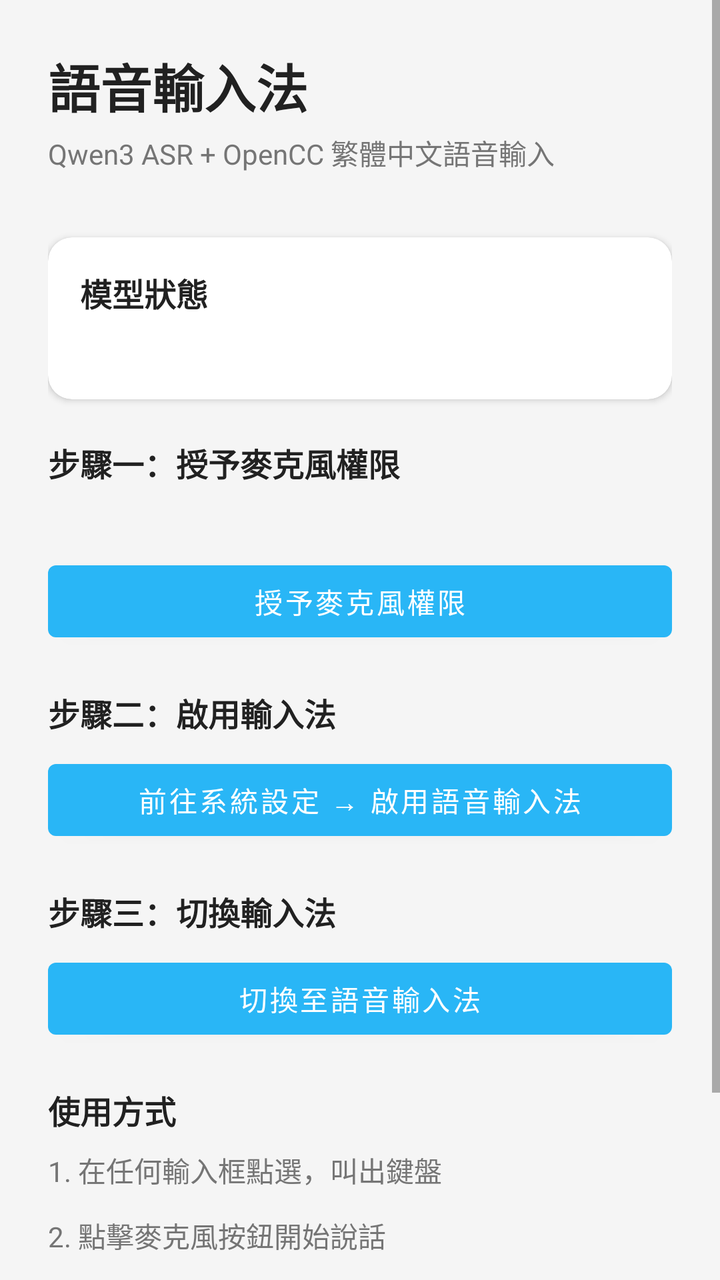
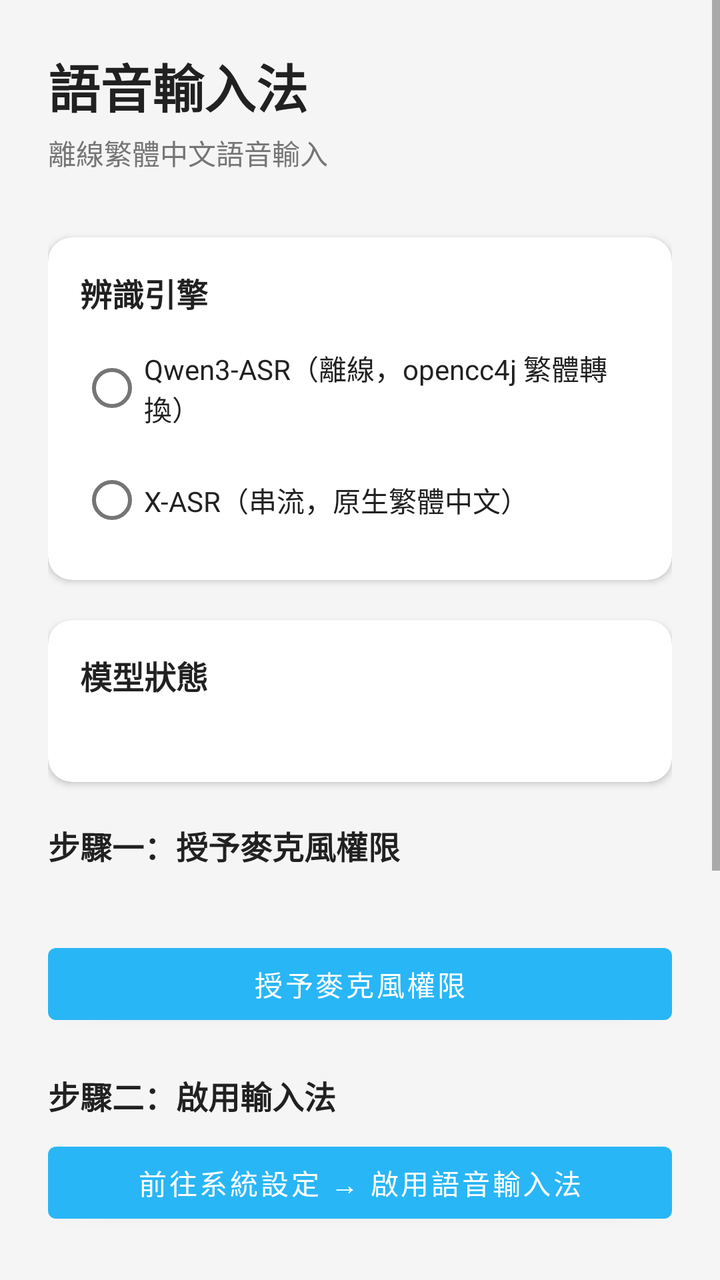

The first picture is an Android layout as it rendered before a commit; the second is the same layout after the commit. The layout source and the unified diff follow.
<!-- AndroidManifest.xml: application theme Theme.VoiceAssistant -->
<!-- res/layout/activity_settings.xml -->
<?xml version="1.0" encoding="utf-8"?>
<ScrollView xmlns:android="http://schemas.android.com/apk/res/android"
    android:layout_width="match_parent"
    android:layout_height="match_parent"
    android:background="@color/background">

    <LinearLayout
        android:layout_width="match_parent"
        android:layout_height="wrap_content"
        android:orientation="vertical"
        android:padding="24dp">

        <TextView
            android:layout_width="match_parent"
            android:layout_height="wrap_content"
            android:text="語音輸入法"
            android:textSize="26sp"
            android:textStyle="bold"
            android:textColor="@color/text_primary"
            android:layout_marginBottom="4dp" />

        <TextView
            android:layout_width="match_parent"
            android:layout_height="wrap_content"
            android:text="Qwen3 ASR + OpenCC 繁體中文語音輸入"
            android:textSize="14sp"
            android:textColor="@color/text_secondary"
            android:layout_marginBottom="32dp" />

        
        <androidx.cardview.widget.CardView
            xmlns:app="http://schemas.android.com/apk/res-auto"
            android:layout_width="match_parent"
            android:layout_height="wrap_content"
            app:cardCornerRadius="12dp"
            app:cardElevation="2dp"
            android:layout_marginBottom="20dp">

            <LinearLayout
                android:layout_width="match_parent"
                android:layout_height="wrap_content"
                android:orientation="vertical"
                android:padding="16dp">

                <TextView
                    android:layout_width="match_parent"
                    android:layout_height="wrap_content"
                    android:text="模型狀態"
                    android:textSize="16sp"
                    android:textStyle="bold"
                    android:textColor="@color/text_primary"
                    android:layout_marginBottom="8dp" />

                <TextView
                    android:id="@+id/tv_model_status"
                    android:layout_width="match_parent"
                    android:layout_height="wrap_content"
                    android:textSize="13sp"
                    android:textColor="@color/text_secondary"
                    android:lineSpacingMultiplier="1.4" />
            </LinearLayout>
        </androidx.cardview.widget.CardView>

        
        <TextView
            android:layout_width="match_parent"
            android:layout_height="wrap_content"
            android:text="步驟一：授予麥克風權限"
            android:textSize="16sp"
            android:textStyle="bold"
            android:textColor="@color/text_primary"
            android:layout_marginBottom="8dp" />

        <TextView
            android:id="@+id/tv_mic_status"
            android:layout_width="match_parent"
            android:layout_height="wrap_content"
            android:textSize="13sp"
            android:textColor="@color/text_secondary"
            android:layout_marginBottom="8dp" />

        <Button
            android:id="@+id/btn_grant_mic"
            android:layout_width="match_parent"
            android:layout_height="48dp"
            android:text="授予麥克風權限"
            android:layout_marginBottom="20dp" />

        
        <TextView
            android:layout_width="match_parent"
            android:layout_height="wrap_content"
            android:text="步驟二：啟用輸入法"
            android:textSize="16sp"
            android:textStyle="bold"
            android:textColor="@color/text_primary"
            android:layout_marginBottom="8dp" />

        <Button
            android:id="@+id/btn_enable_ime"
            android:layout_width="match_parent"
            android:layout_height="48dp"
            android:text="前往系統設定 → 啟用語音輸入法"
            android:layout_marginBottom="20dp" />

        
        <TextView
            android:layout_width="match_parent"
            android:layout_height="wrap_content"
            android:text="步驟三：切換輸入法"
            android:textSize="16sp"
            android:textStyle="bold"
            android:textColor="@color/text_primary"
            android:layout_marginBottom="8dp" />

        <Button
            android:id="@+id/btn_switch_ime"
            android:layout_width="match_parent"
            android:layout_height="48dp"
            android:text="切換至語音輸入法"
            android:layout_marginBottom="20dp" />

        
        <TextView
            android:layout_width="match_parent"
            android:layout_height="wrap_content"
            android:text="使用方式"
            android:textSize="16sp"
            android:textStyle="bold"
            android:textColor="@color/text_primary"
            android:layout_marginBottom="8dp" />

        <TextView
            android:layout_width="match_parent"
            android:layout_height="wrap_content"
            android:text="1. 在任何輸入框點選，叫出鍵盤\n2. 點擊麥克風按鈕開始說話\n3. 靜音後自動識別，或再次點擊停止\n4. 識別結果顯示於頂部預覽欄\n5. 點擊「確認插入」將文字輸入到應用"
            android:textSize="14sp"
            android:textColor="@color/text_secondary"
            android:lineSpacingMultiplier="1.6" />

    </LinearLayout>
</ScrollView>
<!-- resources referenced by this layout -->
<resources>
  <color name="background">#F5F5F5</color>
  <color name="text_primary">#212121</color>
  <color name="text_secondary">#757575</color>
  <style name="Theme.VoiceAssistant" parent="Theme.MaterialComponents.DayNight.NoActionBar">
          <item name="colorPrimary">@color/ime_accent</item>
          <item name="colorPrimaryDark">#0288D1</item>
          <item name="colorAccent">@color/ime_accent</item>
      </style>
  <color name="ime_accent">#29B6F6</color>
</resources>

<!-- the commit's change to res/layout/activity_settings.xml (unified diff, before → after) -->
@@ -22,10 +22,60 @@
         <TextView
             android:layout_width="match_parent"
             android:layout_height="wrap_content"
-            android:text="Qwen3 ASR + OpenCC 繁體中文語音輸入"
+            android:text="離線繁體中文語音輸入"
             android:textSize="14sp"
             android:textColor="@color/text_secondary"
             android:layout_marginBottom="32dp" />
+
+        
+        <androidx.cardview.widget.CardView
+            xmlns:app="http://schemas.android.com/apk/res-auto"
+            android:layout_width="match_parent"
+            android:layout_height="wrap_content"
+            app:cardCornerRadius="12dp"
+            app:cardElevation="2dp"
+            android:layout_marginBottom="20dp">
+
+            <LinearLayout
+                android:layout_width="match_parent"
+                android:layout_height="wrap_content"
+                android:orientation="vertical"
+                android:padding="16dp">
+
+                <TextView
+                    android:layout_width="match_parent"
+                    android:layout_height="wrap_content"
+                    android:text="辨識引擎"
+                    android:textSize="16sp"
+                    android:textStyle="bold"
+                    android:textColor="@color/text_primary"
+                    android:layout_marginBottom="12dp" />
+
+                <RadioGroup
+                    android:id="@+id/rg_engine"
+                    android:layout_width="match_parent"
+                    android:layout_height="wrap_content"
+                    android:orientation="vertical">
+
+                    <RadioButton
+                        android:id="@+id/rb_qwen3"
+                        android:layout_width="match_parent"
+                        android:layout_height="wrap_content"
+                        android:text="Qwen3-ASR（離線，opencc4j 繁體轉換）"
+                        android:textSize="14sp"
+                        android:textColor="@color/text_primary"
+                        android:layout_marginBottom="8dp" />
+
+                    <RadioButton
+                        android:id="@+id/rb_xasr"
+                        android:layout_width="match_parent"
+                        android:layout_height="wrap_content"
+                        android:text="X-ASR（串流，原生繁體中文）"
+                        android:textSize="14sp"
+                        android:textColor="@color/text_primary" />
+                </RadioGroup>
+            </LinearLayout>
+        </androidx.cardview.widget.CardView>
 
         
         <androidx.cardview.widget.CardView
